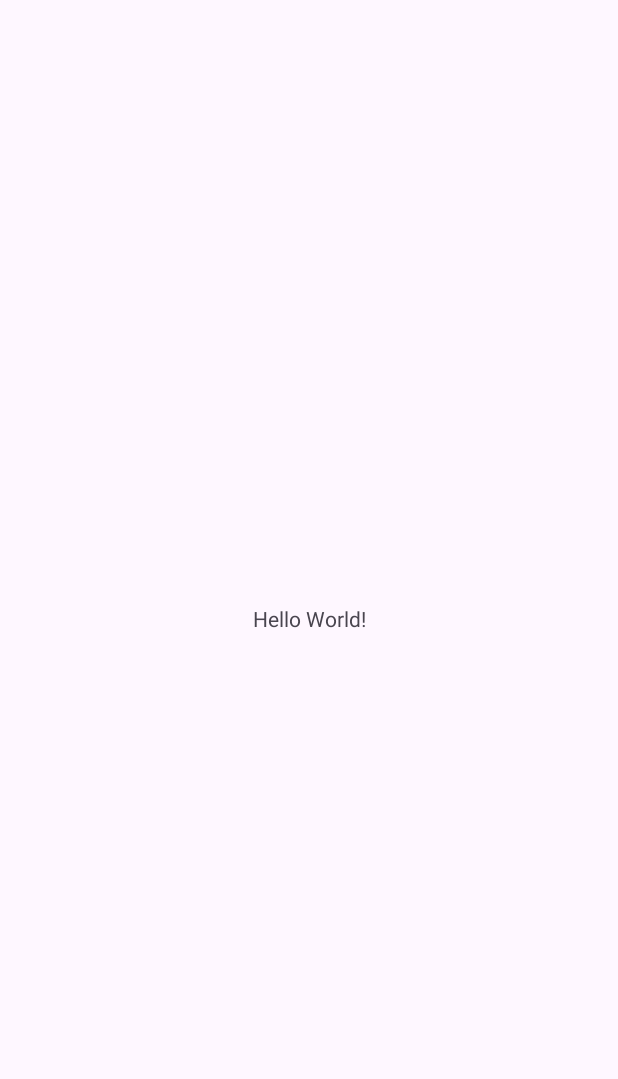
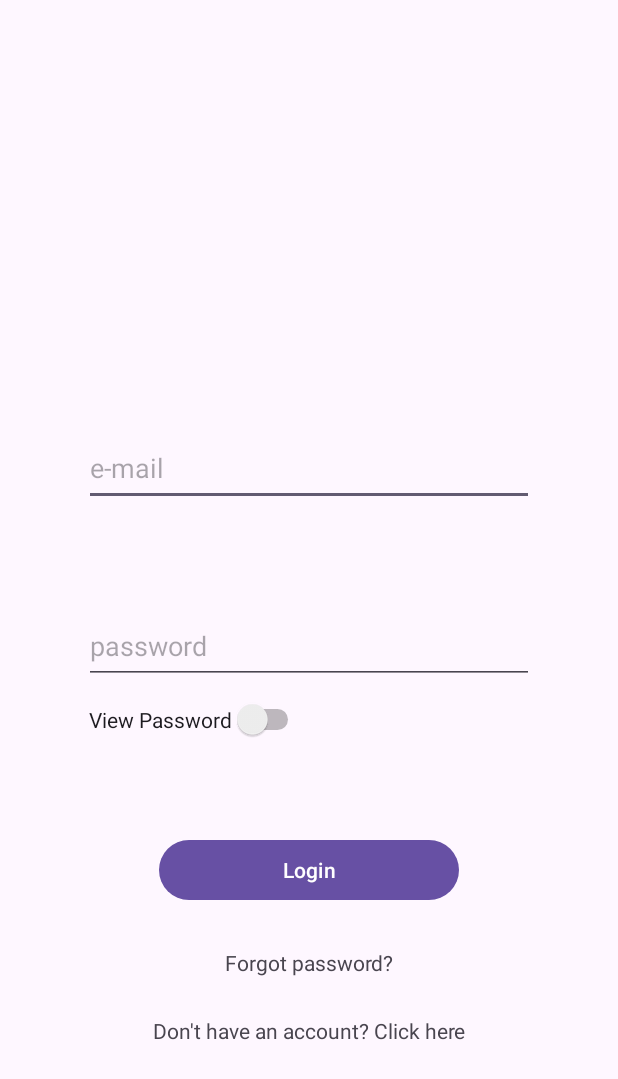
Before and after one commit to PaulIonescu14/hackathon-itfest-sisc, an Android app: the screen it shows after launch (MainActivity), on a phone screen of 412 x 824 dp. Before the commit the part shown is almost empty. Shown: the top 1079 px of the screen. Run offline under Robolectric (Android 15) with nearby library versions, the phone set to English and light mode, and no system bars.

Commit message:
Added login and register

```diff
--- a/TaskForce/app/src/main/AndroidManifest.xml
+++ b/TaskForce/app/src/main/AndroidManifest.xml
@@ -12,6 +12,12 @@
         android:supportsRtl="true"
         android:theme="@style/Theme.TaskForce">
         <activity
+            android:name=".Home"
+            android:exported="false" />
+        <activity
+            android:name=".Register"
+            android:exported="false" />
+        <activity
             android:name=".MainActivity"
             android:exported="true">
             <intent-filter>
--- a/TaskForce/app/src/main/res/layout/activity_main.xml
+++ b/TaskForce/app/src/main/res/layout/activity_main.xml
@@ -7,13 +7,73 @@
     android:layout_height="match_parent"
     tools:context=".MainActivity">
 
-    <TextView
-        android:layout_width="wrap_content"
-        android:layout_height="wrap_content"
-        android:text="Hello World!"
+    <EditText
+        android:id="@+id/editTextTextEmailAddress"
+        android:layout_width="300dp"
+        android:layout_height="50dp"
+        android:layout_marginTop="-200dp"
+        android:ems="10"
+        android:hint="e-mail"
+        android:inputType="textEmailAddress"
         app:layout_constraintBottom_toBottomOf="parent"
         app:layout_constraintEnd_toEndOf="parent"
         app:layout_constraintStart_toStartOf="parent"
         app:layout_constraintTop_toTopOf="parent" />
 
+    <EditText
+        android:id="@+id/editTextTextPassword"
+        android:layout_width="300dp"
+        android:layout_height="50dp"
+        android:layout_marginTop="-300dp"
+        android:ems="10"
+        android:hint="password"
+        android:inputType="textPassword"
+        app:layout_constraintBottom_toBottomOf="parent"
+        app:layout_constraintEnd_toEndOf="parent"
+        app:layout_constraintStart_toStartOf="parent"
+        app:layout_constraintTop_toBottomOf="@+id/editTextTextEmailAddress" />
+
+    <Button
+        android:id="@+id/button3"
+        android:layout_width="200dp"
+        android:layout_height="wrap_content"
+        android:layout_marginTop="100dp"
+        android:text="Login"
+        app:layout_constraintEnd_toEndOf="parent"
+        app:layout_constraintStart_toStartOf="parent"
+        app:layout_constraintTop_toBottomOf="@+id/editTextTextPassword" />
+
+    <Switch
+        android:id="@+id/switch1"
+        android:layout_width="wrap_content"
+        android:layout_height="wrap_content"
+        android:layout_marginTop="10dp"
+        android:layout_marginEnd="150dp"
+        android:text="View Password"
+        app:layout_constraintEnd_toEndOf="parent"
+        app:layout_constraintStart_toStartOf="parent"
+        app:layout_constraintTop_toBottomOf="@+id/editTextTextPassword" />
+
+    <TextView
+        android:id="@+id/textView2"
+        android:layout_width="wrap_content"
+        android:layout_height="wrap_content"
+        android:text="Forgot password?"
+        app:layout_constraintBottom_toBottomOf="parent"
+        app:layout_constraintEnd_toEndOf="parent"
+        app:layout_constraintStart_toStartOf="parent"
+        app:layout_constraintTop_toBottomOf="@+id/button3"
+        app:layout_constraintVertical_bias="0.13999999" />
+
+    <TextView
+        android:id="@+id/textView3"
+        android:layout_width="wrap_content"
+        android:layout_height="wrap_content"
+        android:text="Don't have an account? Click here"
+        app:layout_constraintBottom_toBottomOf="parent"
+        app:layout_constraintEnd_toEndOf="parent"
+        app:layout_constraintStart_toStartOf="parent"
+        app:layout_constraintTop_toBottomOf="@+id/textView2"
+        app:layout_constraintVertical_bias="0.17000002" />
+
 </androidx.constraintlayout.widget.ConstraintLayout>
```
Also changed, not shown: TaskForce/app/src/main/java/com/example/taskforce/Home.java (added, +24 -0 lines), TaskForce/app/src/main/java/com/example/taskforce/Register.java (added, +24 -0 lines), TaskForce/app/src/main/res/layout/activity_home.xml (added, +10 -0 lines), TaskForce/app/src/main/res/layout/activity_register.xml (added, +74 -0 lines).
